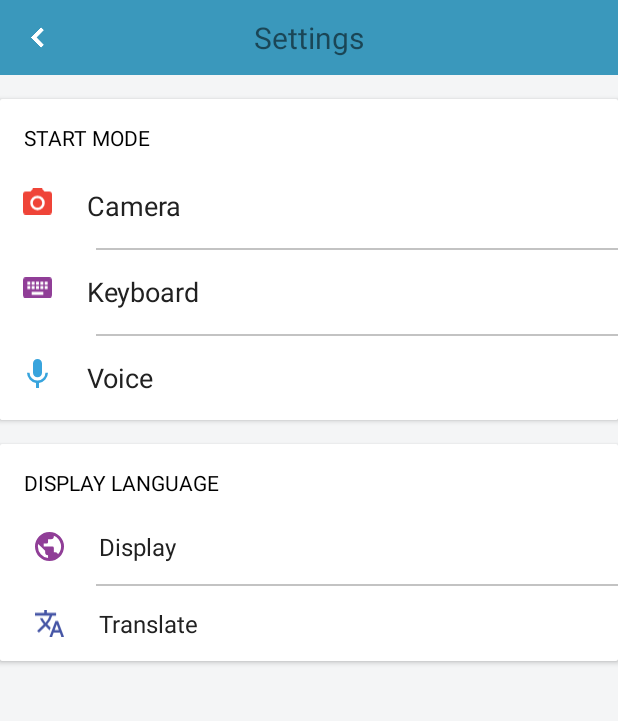
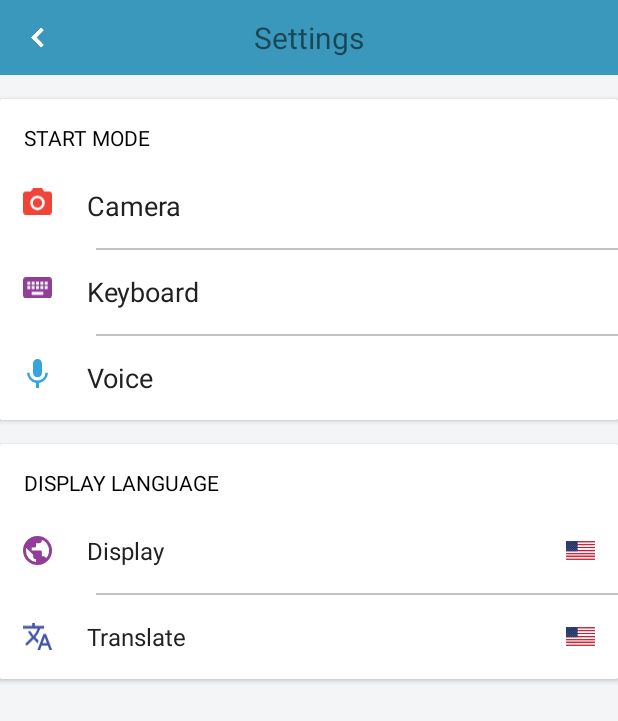
Before and after one commit to pnlinh-ivc/MyTranslator, an Android app: the SettingActivity screen opened directly, with no data from a screen before it, on a phone screen of 412 x 824 dp. Shown: the top 721 px of the screen. Run offline under Robolectric (Android 15) with nearby library versions, the light colour scheme and no system bars; our stand-ins replace ButterKnife; libraries missing offline, so code that uses them is left out: com.annimon.stream, com.facebook.stetho.

Commit message:
complete language screen

```diff
--- a/app/build.gradle
+++ b/app/build.gradle
@@ -67,4 +67,5 @@ dependencies {
     compile 'org.greenrobot:eventbus:3.0.0'
     // Projects
     compile project(':openCVLibrary320dev')
+    compile 'com.facebook.stetho:stetho:1.5.0'
 }
--- a/app/src/main/java/com/ndanh/mytranslator/dagger/AppComponent.java
+++ b/app/src/main/java/com/ndanh/mytranslator/dagger/AppComponent.java
@@ -22,6 +22,7 @@
 
 package com.ndanh.mytranslator.dagger;
 
+import com.ndanh.mytranslator.app.TranslateApplication;
 import com.ndanh.mytranslator.screen.camera.CameraActivity;
 import com.ndanh.mytranslator.screen.camera.CameraPresenterImpl;
 import com.ndanh.mytranslator.screen.history.HistoryActivity;
@@ -40,6 +41,8 @@ import dagger.Component;
 @Singleton
 @Component(modules = {AppModule.class, PresenterModule.class, NetworkModule.class, DatabaseModule.class, RecognizeModule.class})
 public interface AppComponent {
+
+    void inject(TranslateApplication application);
     void inject(CameraActivity target);
     void inject(HistoryActivity target);
     void inject(TextActivity target);
@@ -51,4 +54,5 @@ public interface AppComponent {
     void inject(HistoryPresenterImpl target);
     void inject(TextTranslatorPresenterImpl target);
     void inject(VoiceTranslatorPresenterImpl target);
+
 }
--- a/app/src/main/res/layout/activity_setting.xml
+++ b/app/src/main/res/layout/activity_setting.xml
@@ -105,14 +105,14 @@
                 android:textColor="#000000"/>
 
             <LinearLayout
+                android:background="@drawable/bg_setting_item"
                 android:id="@+id/ll_language_display"
                 android:layout_width="match_parent"
-                android:layout_height="wrap_content"
-                android:layout_marginLeft="8dp"
-                android:layout_marginStart="8dp"
+                android:layout_height="56dp"
                 android:orientation="horizontal">
 
                 <ImageView
+                    android:layout_gravity="center"
                     android:layout_width="@dimen/normal_icon_width"
                     android:layout_height="@dimen/normal_icon_height"
                     android:padding="@dimen/increase_area_clickable"
@@ -129,13 +129,11 @@
                     android:textSize="16sp"/>
 
                 <ImageView
+                    android:layout_gravity="center"
                     android:id="@+id/iv_flag_display"
                     android:layout_width="@dimen/normal_icon_width"
                     android:layout_height="@dimen/normal_icon_height"
-                    android:padding="@dimen/increase_area_clickable"
-                    android:src="@drawable/checked"
-                    android:tint="@color/asbestos"
-                    android:visibility="gone"/>
+                    android:padding="@dimen/increase_area_clickable"/>
             </LinearLayout>
 
             <View
@@ -146,10 +144,11 @@
                 android:background="@color/colorDivider"/>
 
             <LinearLayout
+                android:background="@drawable/bg_setting_item"
+                android:gravity="center_vertical"
                 android:id="@+id/ll_language_translate"
                 android:layout_width="match_parent"
-                android:layout_height="wrap_content"
-                android:layout_marginLeft="8dp"
+                android:layout_height="56dp"
                 android:orientation="horizontal">
 
                 <ImageView
@@ -172,10 +171,7 @@
                     android:id="@+id/iv_flag_translate"
                     android:layout_width="@dimen/normal_icon_width"
                     android:layout_height="@dimen/normal_icon_height"
-                    android:padding="@dimen/increase_area_clickable"
-                    android:src="@drawable/checked"
-                    android:tint="@color/asbestos"
-                    android:visibility="gone"/>
+                    android:padding="@dimen/increase_area_clickable"/>
             </LinearLayout>
 
 
--- a/app/src/main/res/layout/dialog_chose_language.xml
+++ b/app/src/main/res/layout/dialog_chose_language.xml
@@ -11,8 +11,6 @@
         android:id="@+id/rcl_language"
         android:layout_width="0dp"
         android:layout_height="wrap_content"
-        android:layout_marginEnd="24dp"
-        android:layout_marginStart="24dp"
         android:layout_marginTop="20dp"
         app:layout_constraintEnd_toEndOf="parent"
         app:layout_constraintStart_toStartOf="parent"
```
Also changed, not shown: app/src/main/java/com/ndanh/mytranslator/app/TranslateApplication.java (+16 -0 lines), app/src/main/java/com/ndanh/mytranslator/model/Language.java (+14 -7 lines), app/src/main/java/com/ndanh/mytranslator/screen/settings/SettingActivity.java (+51 -18 lines), app/src/main/java/com/ndanh/mytranslator/util/LocaleHelper.java (added, +83 -0 lines), app/src/main/res/layout/item_recycler_change_language.xml (+10 -8 lines), 1 other file.
